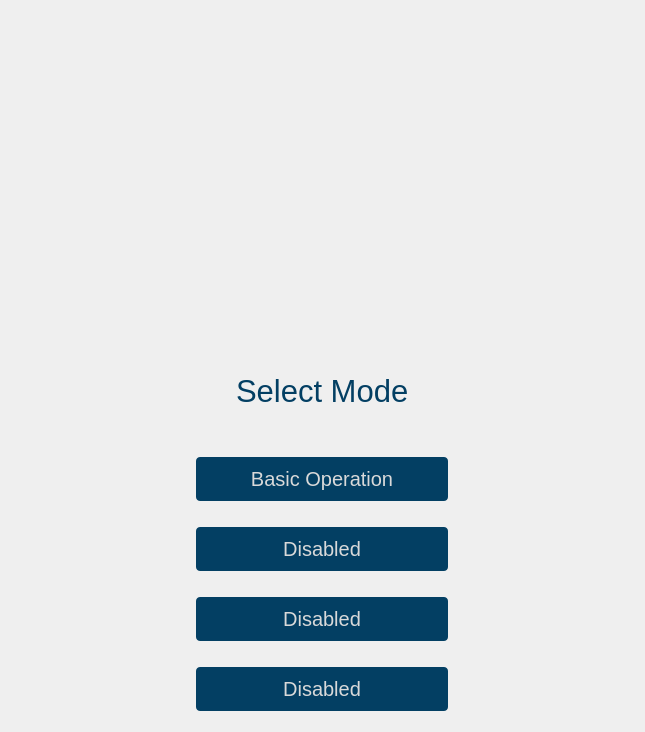
Old version of the form gui/qtdesigner/ModeSelectorWidget.ui in the repository wyattduber/CyDAQ.
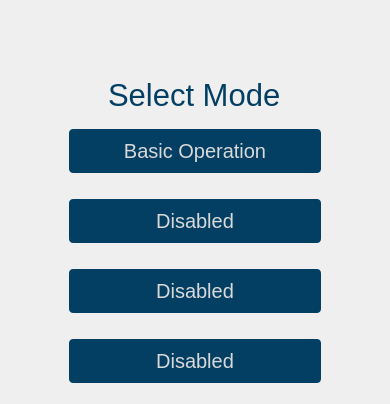
New version of the form. Icons and pictures are not drawn.

Commit message: incorportaed layout testing ideas into main app for main page

```diff
--- a/gui/qtdesigner/ModeSelectorWidget.ui
+++ b/gui/qtdesigner/ModeSelectorWidget.ui
@@ -2,26 +2,12 @@
 <ui version="4.0">
  <class>ModeSelectorWidget</class>
  <widget class="QWidget" name="ModeSelectorWidget">
-  <property name="geometry">
-   <rect>
-    <x>0</x>
-    <y>0</y>
-    <width>645</width>
-    <height>732</height>
-   </rect>
-  </property>
   <property name="sizePolicy">
    <sizepolicy hsizetype="Preferred" vsizetype="Preferred">
     <horstretch>0</horstretch>
     <verstretch>0</verstretch>
    </sizepolicy>
   </property>
-  <property name="minimumSize">
-   <size>
-    <width>400</width>
-    <height>590</height>
-   </size>
-  </property>
   <property name="windowTitle">
    <string>Form</string>
   </property>
@@ -51,6 +37,12 @@
      <property name="enabled">
       <bool>true</bool>
      </property>
+     <property name="maximumSize">
+      <size>
+       <width>418</width>
+       <height>218</height>
+      </size>
+     </property>
      <property name="text">
       <string/>
      </property>
```
The commit also changes 6 other files.
